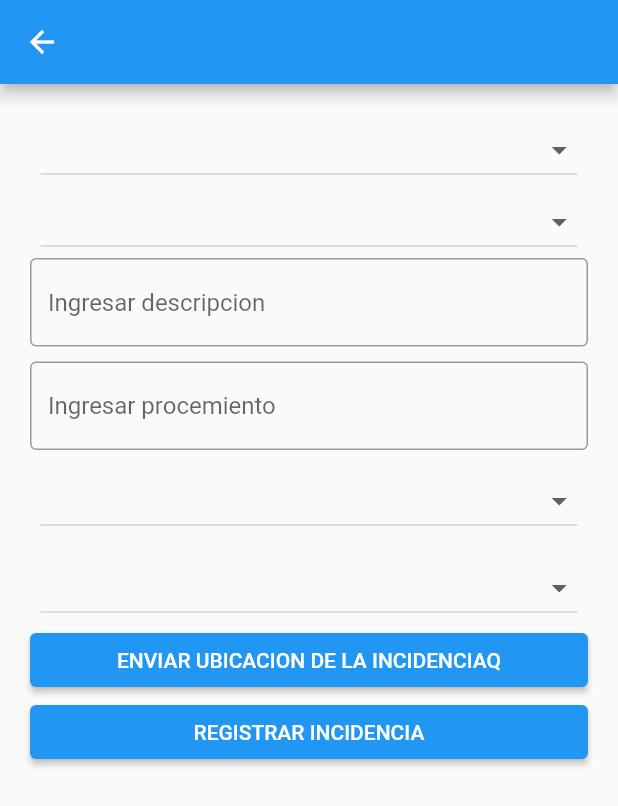
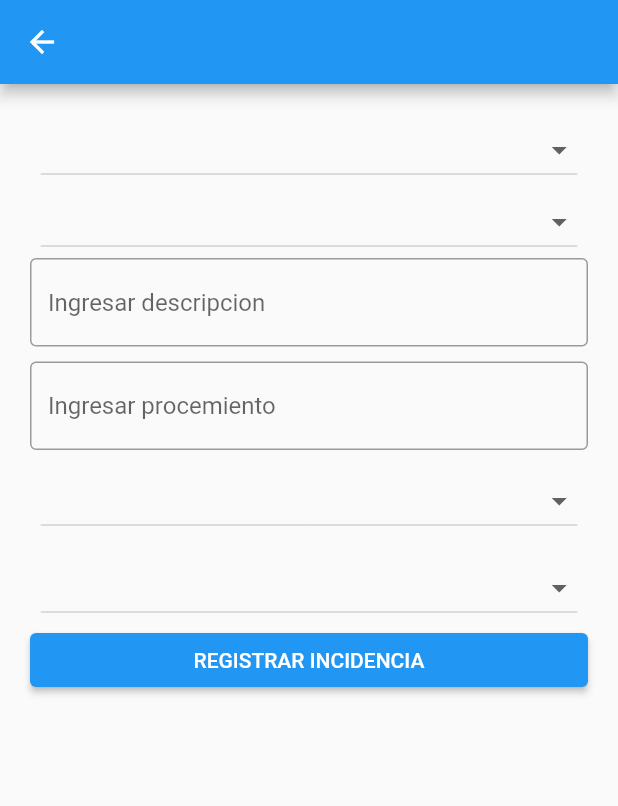
Before and after one commit to malenarojas/Proyecto-taller, a Flutter app: the RegistrarIncidenciasScreen screen opened directly, on a phone screen of 412 x 824 dp. Shown: the top 806 px of the screen. Run offline on Flutter 3.47's test engine with Material 2 defaults, Android fonts, the phone set to English and light mode, and no system bars; our stand-ins replace equatable, firebase_core, firebase_messaging, flutter_bloc, go_router, pie_chart and 2 more; accounts and stored records are empty; network calls fail.

Commit message:
subiendo fffff

```diff
--- a/lib/screens/RegistrarIncidencias_screen.dart
+++ b/lib/screens/RegistrarIncidencias_screen.dart
@@ -190,29 +190,9 @@ class _RegistrarIncidenciasScreenState
                   },
                 ).toList(),
               ),
-              Align(
-                alignment: Alignment.center,
-                child: SizedBox(
-                  width: double.infinity,
-                  child: Padding(
-                    padding: EdgeInsets.symmetric(horizontal: 0),
-                    child: ElevatedButton(
-                      onPressed: () {
-                        /*Navigator.push(
-                          context,
-                          MaterialPageRoute(
-                            builder: (context) => mapp_scren(),
-                          ),
-                        );*/
-                      },
-                      child: Text("ENVIAR UBICACION DE LA INCIDENCIAQ"),
-                    ),
-                  ),
-                ),
-              ),
-              Align(
-                alignment: Alignment.center,
-                child: SizedBox(
+
+
+                 SizedBox(
                   width: double.infinity,
                   child: Padding(
                     padding: EdgeInsets.symmetric(horizontal: 0),
@@ -224,7 +204,7 @@ class _RegistrarIncidenciasScreenState
                     ),
                   ),
                 ),
-              )
+
             ],
           ),
         ),
--- a/pubspec.yaml
+++ b/pubspec.yaml
@@ -50,9 +50,7 @@ dependencies:
   firebase_database: ^10.2.3
   google_maps_flutter: ^2.3.1
   localization: ^2.1.0
-  google_ml_kit: ^0.16.1
   image_picker: ^1.0.1
-  google_mlkit_face_detection: ^0.8.0
   http_parser: ^4.0.2
   flutter_dotenv: ^5.1.0
 
```
Also changed, not shown: pubspec.lock, 1 other file.
